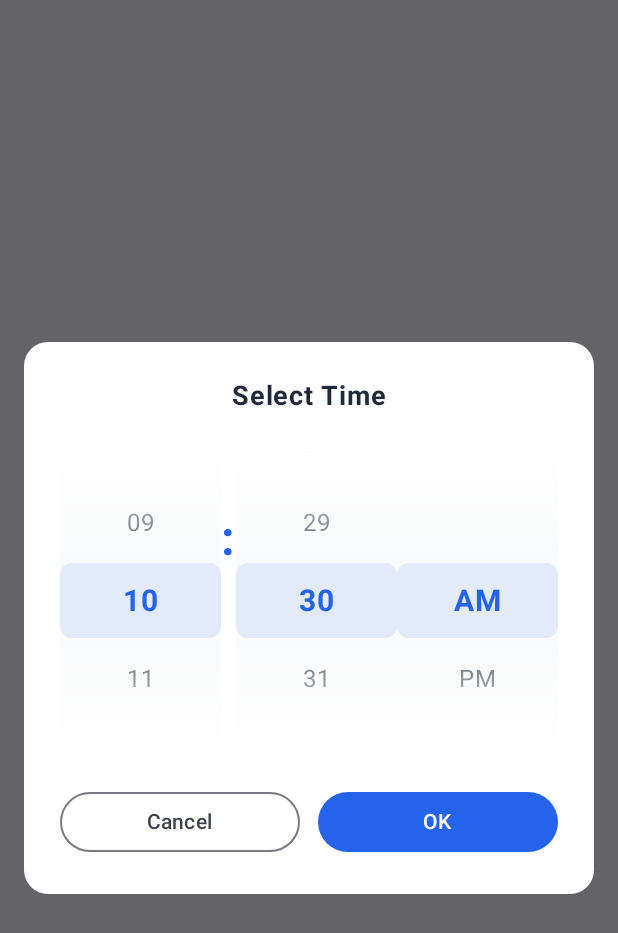
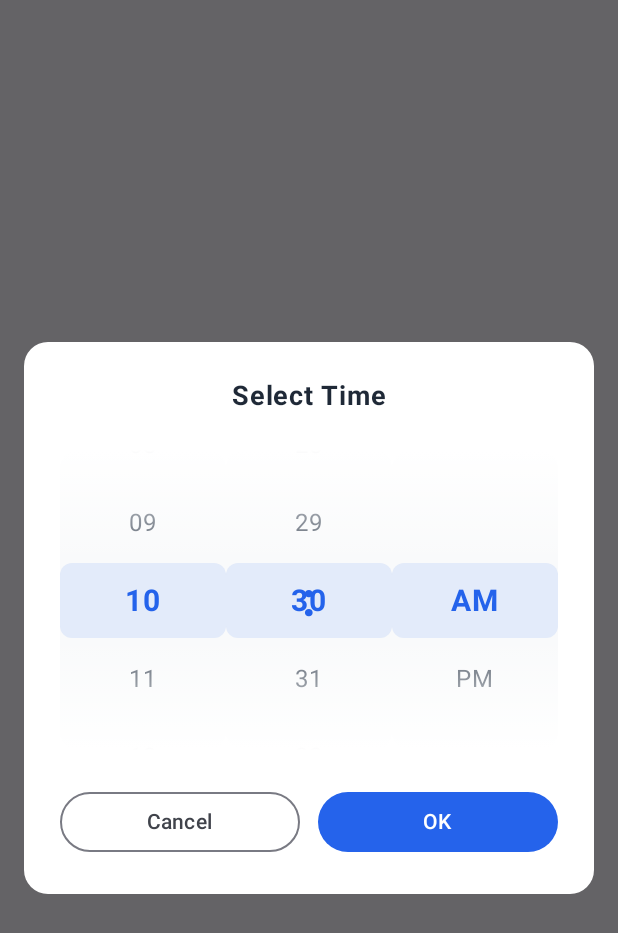
Before and after one commit to wahidsuman/Pill-, an Android app built with Jetpack Compose: the composable NativeTimePickerDialog shown on its own in the app's theme, on a phone screen of 412 x 824 dp. Shown: the top 933 px of the screen. Run offline under Robolectric (Android 15) with nearby library versions, the phone set to English and light mode, and no system bars.

Commit message:
Position colon separator in the middle of gray selection zone
- Wrap time picker in Box layout for better positioning control
- Move colon from between wheels to center of the gray selection zone
- Use Alignment.Center to position colon in the middle
- Colon now appears in the gray selection area, not above it
- Improve visual alignment of time picker elements
- Better user experience with properly positioned separator

```diff
--- a/app/src/main/java/com/pilltracker/app/ui/components/AddPillModal.kt
+++ b/app/src/main/java/com/pilltracker/app/ui/components/AddPillModal.kt
@@ -374,6 +374,9 @@ fun NativeTimePickerDialog(
                 Spacer(modifier = Modifier.height(24.dp))
 
                 // Wheel-style Time Picker
+                Box(
+                    modifier = Modifier.fillMaxWidth()
+                ) {
                     Row(
                         modifier = Modifier.fillMaxWidth(),
                         horizontalArrangement = Arrangement.SpaceEvenly
@@ -390,14 +393,6 @@ fun NativeTimePickerDialog(
                                 selectedHour = if (isAM) hour else hour + 12
                             },
                             modifier = Modifier.weight(1f)
-                    )
-
-                    Text(
-                        text = ":",
-                        fontSize = 32.sp,
-                        fontWeight = FontWeight.Bold,
-                        color = Blue600,
-                        modifier = Modifier.padding(vertical = 40.dp)
                         )
 
                         // Minute Wheel
@@ -423,6 +418,18 @@ fun NativeTimePickerDialog(
                                 }
                             },
                             modifier = Modifier.weight(1f)
+                        )
+                    }
+
+                    // Colon positioned in the middle of the gray selection zone
+                    Text(
+                        text = ":",
+                        fontSize = 32.sp,
+                        fontWeight = FontWeight.Bold,
+                        color = Blue600,
+                        modifier = Modifier
+                            .align(Alignment.Center)
+                            .offset(x = 0.dp, y = 0.dp) // Center in the gray zone
                     )
                 }
 
```
Lines whose indentation alone changed are shown as unchanged.
